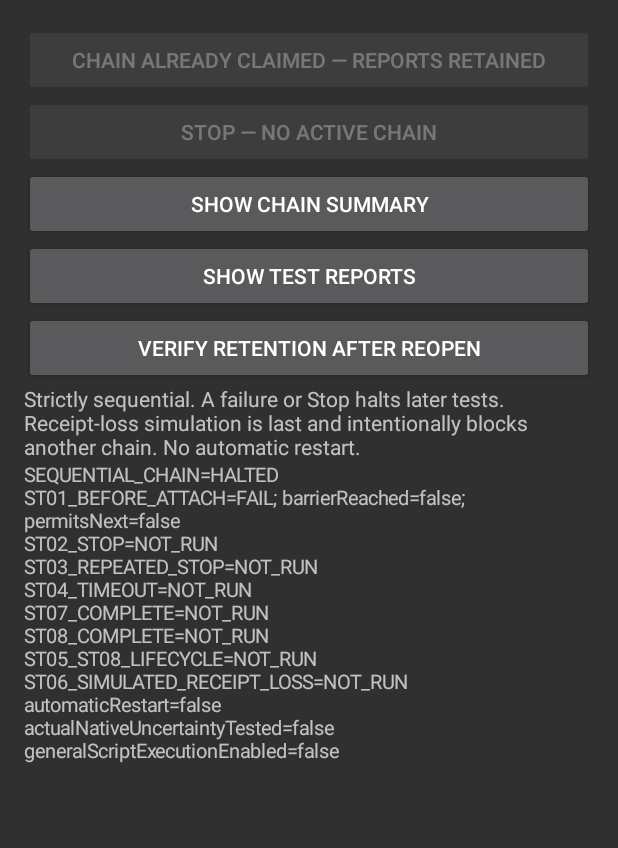
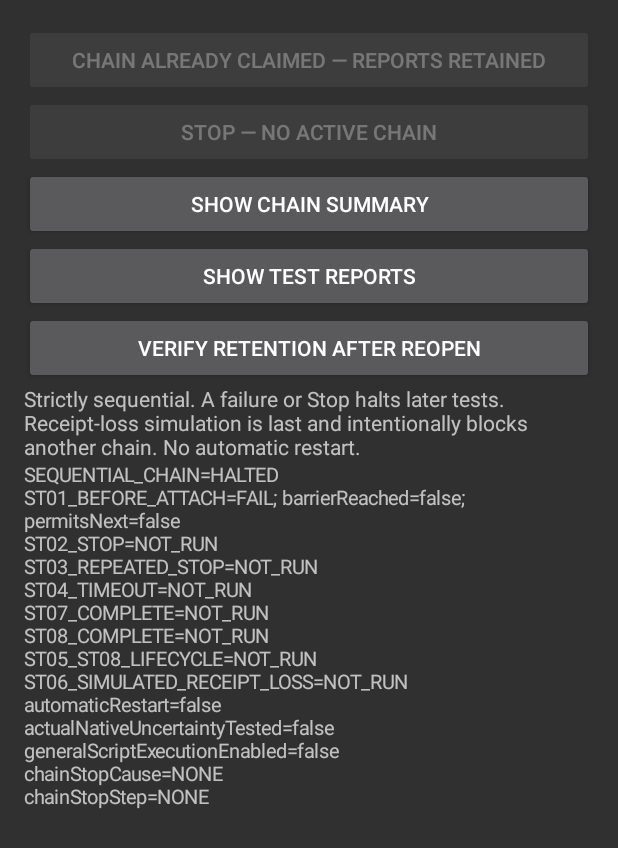
Before and after one commit to Nemack7713/ETroute, an Android app: the screen it shows after launch (AcceptanceChainActivity), after a tap on "RUN FIXED TEST CHAIN", on a phone screen of 412 x 824 dp. Shown: the top 848 px of the screen. Run offline under Robolectric (Android 15) with nearby library versions, the phone set to English and light mode, and no system bars; network calls fail.

Commit message:
Retain fixed-probe failure phases and chain Stop causes without weakening barriers

```diff
--- a/android/src/main/java/org/nemack/universalfilelab/etroute/ProbeCompletionReceipt.kt
+++ b/android/src/main/java/org/nemack/universalfilelab/etroute/ProbeCompletionReceipt.kt
@@ -5,5 +5,8 @@ internal object ProbeCompletionReceipt {
     fun confirmed(result: NativeRunResult?): Boolean = result != null &&
         result.stage !in setOf(NativeSpawnStage.CLEANUP_UNCONFIRMED, NativeSpawnStage.WAITPID, NativeSpawnStage.ERROR_PIPE) &&
         (result.exitCode != null || result.signal != null)
+    fun noChildStarted(result: NativeRunResult?): Boolean = result != null &&
+        result.stage == NativeSpawnStage.CANCELLED && result.exitCode == null && result.signal == null &&
+        result.spawnErrno == 0 && !result.timedOut
     fun deliver(result: NativeRunResult, simulateLoss: Boolean): NativeRunResult? = if (simulateLoss) null else result
 }
--- a/runtimepack-validator/build.gradle.kts
+++ b/runtimepack-validator/build.gradle.kts
@@ -9,11 +9,11 @@ android {
     compileSdk = 36
     buildToolsVersion = "35.0.0"
     defaultConfig {
-        applicationId = "org.nemack.universalfilelab.etroute.runtimepack.chain"
+        applicationId = "org.nemack.universalfilelab.etroute.runtimepack.chaintrace"
         minSdk = 26
         targetSdk = 36
-        versionCode = 7
-        versionName = "3.14.4-sequential-v7"
+        versionCode = 8
+        versionName = "3.14.4-chain-diagnostics-v8"
         ndk { abiFilters += "arm64-v8a" }
         testInstrumentationRunner = "androidx.test.runner.AndroidJUnitRunner"
     }
--- a/runtimepack-validator/src/main/AndroidManifest.xml
+++ b/runtimepack-validator/src/main/AndroidManifest.xml
@@ -1,5 +1,5 @@
 <manifest xmlns:android="http://schemas.android.com/apk/res/android">
-    <application android:label="ETroute Sequential Checks v7" android:extractNativeLibs="true" android:allowBackup="false" android:theme="@android:style/Theme.Material.NoActionBar">
+    <application android:label="ETroute Chain Diagnostics v8" android:extractNativeLibs="true" android:allowBackup="false" android:theme="@android:style/Theme.Material.NoActionBar">
         <activity android:name=".EvidenceActivity" android:exported="false" />
         <activity android:name=".MainActivity" android:exported="false" />
         <activity android:name=".AcceptanceActivity" android:exported="false" />
--- a/runtimepack-validator/src/main/java/org/nemack/universalfilelab/etroute/runtimepack/AcceptanceChainRunner.kt
+++ b/runtimepack-validator/src/main/java/org/nemack/universalfilelab/etroute/runtimepack/AcceptanceChainRunner.kt
@@ -12,13 +12,23 @@ internal class AcceptanceChainRunner(context: Context, private val launchLifecyc
     private val context = context.applicationContext
     private val halted = AtomicBoolean(false)
     private val cancel = AtomicReference<(() -> Unit)?>(null)
+    private val stopTrace = ChainStopTrace()
+    @Volatile private var currentStep = "BEFORE_CHAIN"
     @Volatile private lateinit var chain: SequentialAcceptanceChain
-    fun stop() { halted.set(true); if (::chain.isInitialized) chain.stop(); cancel.get()?.invoke() }
+    fun stop(cause: ChainStopCause) {
+        val recorded = stopTrace.record(cause, currentStep)
+        halted.set(true); if (::chain.isInitialized) chain.stop(); cancel.get()?.invoke()
+        if (recorded) runCatching {
+            save("chain-stop-reason.txt", stopTrace.report(), 1024)
+        }
+    }
+    fun close() { halted.set(true); if (::chain.isInitialized) chain.stop(); cancel.get()?.invoke() }
+    fun stopReport(): String = stopTrace.report()
     private fun attach(stop: () -> Unit) { cancel.set(stop); if (halted.get()) stop() }
     private fun result(report: String, prefix: String, permitsNext: Boolean = true): SequentialAcceptanceChain.Result {
         val passed = report.startsWith(prefix)
         val barrier = if (permitsNext) report.contains("termination=CONFIRMED") || report.contains("termination=NOT_STARTED") ||
-            report.contains("termination=confirmed") else report.contains("actualNativeTerminationConfirmed=true")
+            report.contains("termination=confirmed") || report.contains("termination=not-started") else report.contains("actualNativeTerminationConfirmed=true")
         return SequentialAcceptanceChain.Result(passed, barrier, permitsNext, report)
     }
     fun run(): String {
@@ -80,13 +90,17 @@ internal class AcceptanceChainRunner(context: Context, private val launchLifecyc
         )
         chain = SequentialAcceptanceChain(steps)
         if (halted.get()) chain.stop()
-        return chain.run(checkpoint = {
+        return try { chain.run(checkpoint = {
+            currentStep = it.lineSequence().last().substringBefore('=')
             save("latest-chain.txt", "SEQUENTIAL_CHAIN=RUNNING\n$it\nautomaticRestart=false\ngeneralScriptExecutionEnabled=false", 16000)
             progress(it)
         }, detail = { id, text ->
             check(id.matches(Regex("[A-Z0-9_]+")))
             save("chain-$id.txt", text, 24000)
-        }).also { save("latest-chain.txt", it, 16000) }
+        }).let { summary ->
+            stopTrace.finish()
+            (summary + "\n" + stopTrace.report()).also { save("latest-chain.txt", it, 16000) }
+        } } finally { stopTrace.finish() }
     }
     private fun save(name: String, text: String, limit: Int) {
         val bytes = text.toByteArray(Charsets.UTF_8)
--- /dev/null
+++ b/runtimepack-validator/src/main/java/org/nemack/universalfilelab/etroute/runtimepack/ChainStopTrace.kt
@@ -0,0 +1,23 @@
+package org.nemack.universalfilelab.etroute.runtimepack
+
+import java.util.concurrent.atomic.AtomicReference
+
+internal enum class ChainStopCause {
+    OPERATOR, PARENT_DESTROY_FINISHING, PARENT_DESTROY_CONFIGURATION, PARENT_DESTROY_OTHER, LIFECYCLE_LAUNCH_ABORT
+}
+
+internal class ChainStopTrace {
+    private sealed class State {
+        object Pending : State()
+        object Finished : State()
+        data class Requested(val cause: ChainStopCause, val step: String) : State()
+    }
+    private val state = AtomicReference<State>(State.Pending)
+    fun record(cause: ChainStopCause, step: String): Boolean =
+        state.compareAndSet(State.Pending, State.Requested(cause, step.take(64)))
+    fun finish() { state.compareAndSet(State.Pending, State.Finished) }
+    fun report(): String = when (val current = state.get()) {
+        is State.Requested -> "chainStopCause=${current.cause}\nchainStopStep=${current.step}"
+        else -> "chainStopCause=NONE\nchainStopStep=NONE"
+    }
+}
```
Also changed, not shown: android/src/main/java/org/nemack/universalfilelab/etroute/FixedProbeEvidenceSession.kt (+47 -7 lines), android/src/main/java/org/nemack/universalfilelab/etroute/ProbeFailureDiagnostics.kt (added, +33 -0 lines), runtimepack-validator/src/main/java/org/nemack/universalfilelab/etroute/runtimepack/AcceptanceChainActivity.kt (+15 -6 lines), 7 other files.
